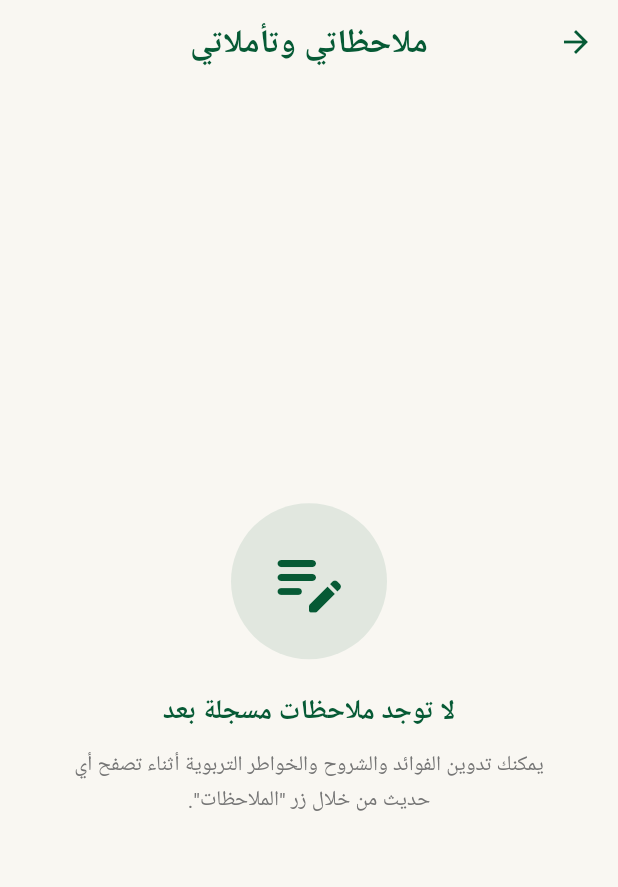
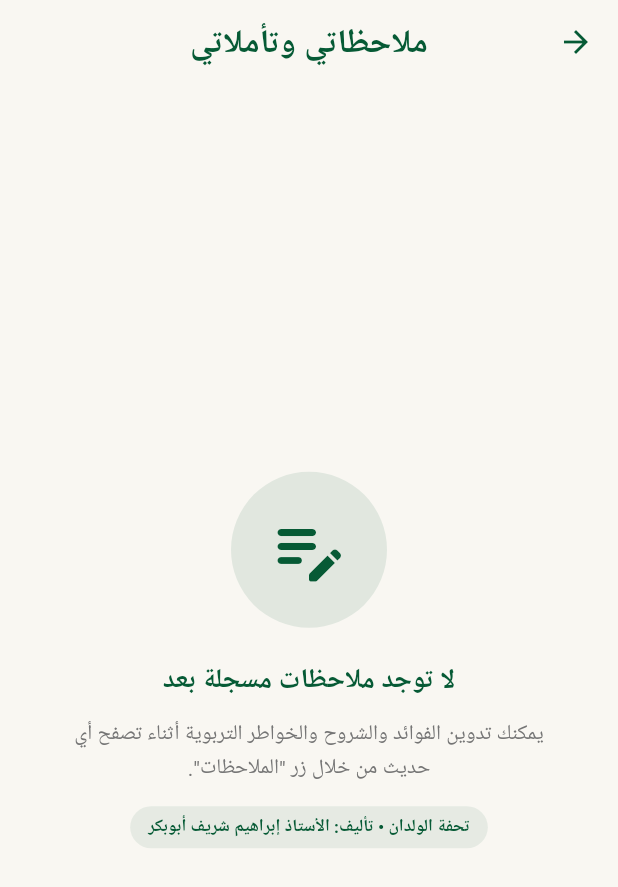
Before and after one commit to SharifIbrahimDev/tuhfah, a Flutter app: the NotesScreen screen opened directly, on a phone screen of 412 x 824 dp. Shown: the top 887 px of the screen. Run offline on Flutter 3.47's test engine with Material 3 defaults, Android fonts, the phone set to English and light mode, and no system bars; our stand-ins replace flutter_local_notifications, flutter_riverpod, flutter_tts, google_fonts, share_plus, shared_preferences and 2 more; missing offline and left inert: pdfx; accounts and stored records are empty; Roboto replaces fonts that are missing (Tajawal).

Commit message:
feat(notes): add author attribution badge in notes empty state

```diff
--- a/lib/presentation/screens/notes_screen.dart
+++ b/lib/presentation/screens/notes_screen.dart
@@ -185,6 +185,22 @@ class _NotesScreenState extends ConsumerState<NotesScreen> {
                         fontSize: 14,
                         color: isDark ? Colors.grey[400] : Colors.grey[600],
                         height: 1.6,
+                      ),
+                    ),
+                    const SizedBox(height: 14),
+                    Container(
+                      padding: const EdgeInsets.symmetric(horizontal: 12, vertical: 4),
+                      decoration: BoxDecoration(
+                        color: theme.colorScheme.primary.withValues(alpha: 0.08),
+                        borderRadius: BorderRadius.circular(14),
+                      ),
+                      child: Text(
+                        'تحفة الولدان • تأليف: الأستاذ إبراهيم شريف أبوبكر',
+                        style: GoogleFonts.tajawal(
+                          fontSize: 11.5,
+                          fontWeight: FontWeight.w600,
+                          color: theme.colorScheme.primary,
+                        ),
                       ),
                     ),
                   ],
```
